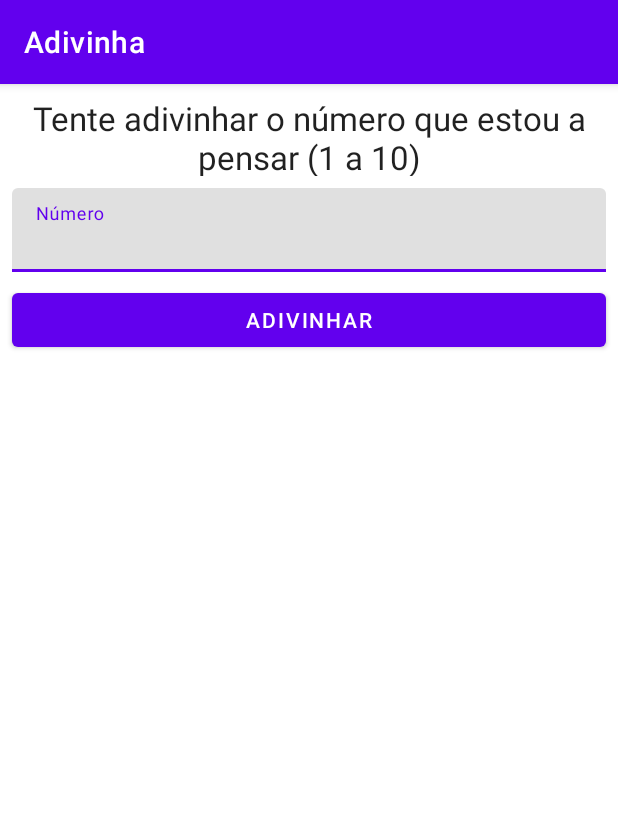
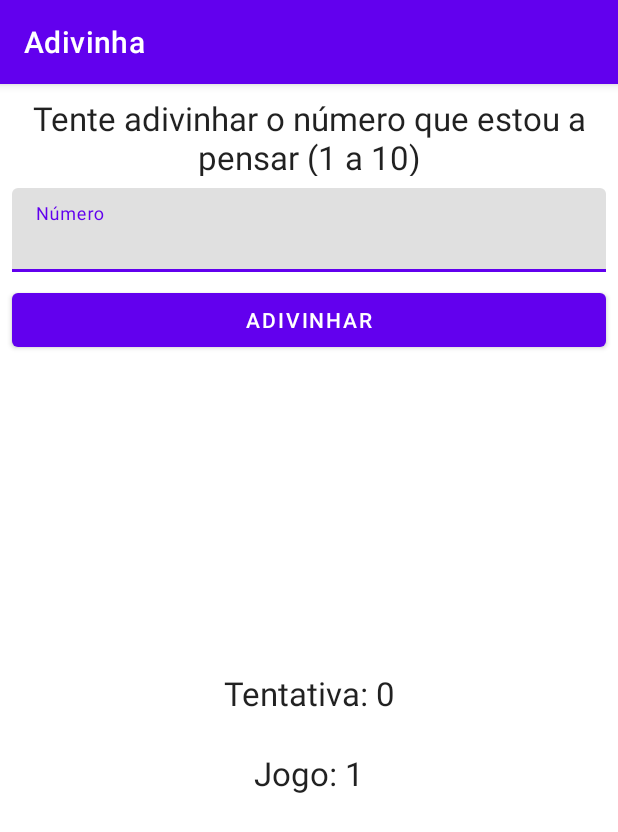
Before and after one commit to VAPS17/Adivinha, an Android app: the screen it shows after launch (MainActivity), on a phone screen of 412 x 824 dp. Shown: the top 832 px of the screen. Run offline under Robolectric (Android 15) with nearby library versions, the phone set to English and light mode, and no system bars.

Commit message:
criação da nova função atualizaJogoTentiva

```diff
--- a/app/src/main/java/vitor/treino/adivinha/MainActivity.kt
+++ b/app/src/main/java/vitor/treino/adivinha/MainActivity.kt
@@ -3,6 +3,7 @@ package vitor.treino.adivinha
 import androidx.appcompat.app.AppCompatActivity
 import android.os.Bundle
 import android.view.View
+import android.widget.TextView
 import java.util.*
 
 class MainActivity : AppCompatActivity() {
@@ -22,6 +23,13 @@ class MainActivity : AppCompatActivity() {
         numeroAdivinhar = random.nextInt(10) + 1
         tentativas = 0
         jogo++
+
+        atualizaJogoTentiva()
+    }
+
+    private fun atualizaJogoTentiva() {
+        findViewById<TextView>(R.id.textViewTentativa).text = "Tentativa: " + tentativas
+        findViewById<TextView>(R.id.textViewJogo).text = "Jogo: " + jogo
     }
 
     fun adivinha(view: View) {}
```
